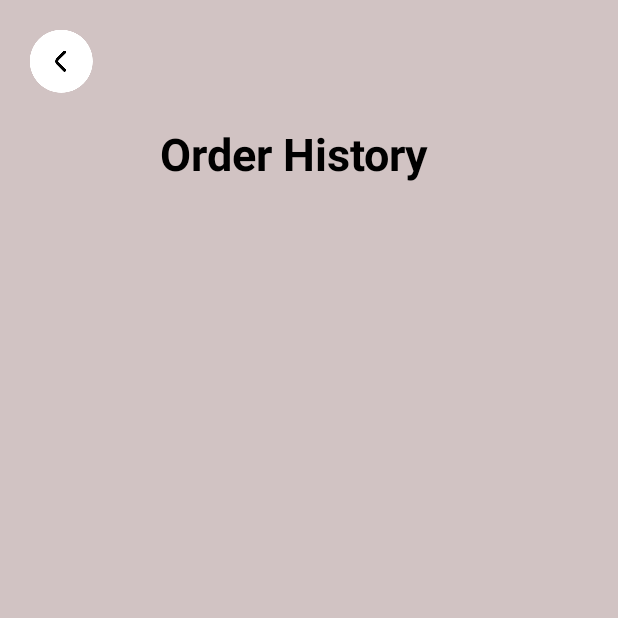
After one commit to longdh204/N1_Ung_Dung_Dat_Banh_Fpoly, an Android app: the OrderHistoryActivity screen opened directly, with no data from a screen before it, on a phone screen of 412 x 824 dp, the top half of it. The commit adds this screen. Run offline under Robolectric (Android 15) with nearby library versions, the phone set to English and light mode, and no system bars; our stand-ins replace Firebase (no records; nobody signed in at launch, a user with empty details on screens opened directly).

Commit message:
demo history and buy product dolong

```diff
--- a/app/build.gradle.kts
+++ b/app/build.gradle.kts
@@ -40,6 +40,8 @@ dependencies {
     implementation(libs.material)
     implementation(libs.activity)
     implementation(libs.constraintlayout)
+    implementation(libs.firebase.firestore)
+    implementation(libs.recyclerview)
     testImplementation(libs.junit)
     androidTestImplementation(libs.ext.junit)
     androidTestImplementation(libs.espresso.core)
--- a/app/src/main/java/com/example/dat_banh_fpoly/Activity/DetailActivity.java
+++ b/app/src/main/java/com/example/dat_banh_fpoly/Activity/DetailActivity.java
@@ -86,7 +86,7 @@ public class DetailActivity extends BaseActivity {
         });
 
         Glide.with(this)
-        .load(item.getSellerPic())
+                .load(item.getSellerPic())
                 .apply(new RequestOptions().transform(new CenterCrop()))
                 .into(binding.picSeller);
 
--- /dev/null
+++ b/app/src/main/java/com/example/dat_banh_fpoly/Activity/OrderHistoryActivity.java
@@ -0,0 +1,80 @@
+package com.example.dat_banh_fpoly.Activity;
+
+import android.content.Intent;
+import android.os.Bundle;
+import android.view.View;
+import android.widget.Toast;
+
+import androidx.annotation.NonNull;
+import androidx.appcompat.app.AppCompatActivity;
+import androidx.recyclerview.widget.LinearLayoutManager;
+import androidx.recyclerview.widget.RecyclerView;
+
+import com.example.dat_banh_fpoly.Adapter.OrderAdapter;
+import com.example.dat_banh_fpoly.Helper.ManagmentCart;
+import com.example.dat_banh_fpoly.Model.OrderModel;
+import com.example.dat_banh_fpoly.R;
+import com.example.dat_banh_fpoly.databinding.ActivityMainBinding;
+import com.google.firebase.auth.FirebaseAuth;
+import com.google.firebase.firestore.FirebaseFirestore;
+import com.google.firebase.firestore.QueryDocumentSnapshot;
+
+import java.util.ArrayList;
+import java.util.List;
+
+public class OrderHistoryActivity extends AppCompatActivity {
+
+    private RecyclerView recyclerView;
+    private OrderAdapter orderAdapter;
+    private List<OrderModel> orderList;
+    private FirebaseFirestore db;
+    private String userId;
+    private ActivityMainBinding binding;
+
+    @Override
+    protected void onCreate(Bundle savedInstanceState) {
+        super.onCreate(savedInstanceState);
+        setContentView(R.layout.activity_order_history);
+
+        recyclerView = findViewById(R.id.recyclerViewOrderHistory);
+        recyclerView.setLayoutManager(new LinearLayoutManager(this));
+
+        orderList = new ArrayList<>();
+        orderAdapter = new OrderAdapter(orderList);
+        recyclerView.setAdapter(orderAdapter);
+
+        db = FirebaseFirestore.getInstance();
+        userId = FirebaseAuth.getInstance().getCurrentUser().getUid();
+
+        loadOrderHistory();
+        // Xử lý nút "Back to Main"
+        findViewById(R.id.backhistory).setOnClickListener(new View.OnClickListener() {
+            @Override
+            public void onClick(View v) {
+                // Quay về Activity chính
+                Intent intent = new Intent(OrderHistoryActivity.this, MainActivity.class);
+                startActivity(intent);
+                finish();
+            }
+        });
+    }
+
+
+    private void loadOrderHistory() {
+        db.collection("orders")
+                .whereEqualTo("userId", userId)
+                .get()
+                .addOnCompleteListener(task -> {
+                    if (task.isSuccessful()) {
+                        orderList.clear();
+                        for (QueryDocumentSnapshot document : task.getResult()) {
+                            OrderModel order = document.toObject(OrderModel.class);
+                            orderList.add(order);
+                        }
+                        orderAdapter.notifyDataSetChanged();
+                    } else {
+                        Toast.makeText(this, "Không thể tải lịch sử đơn hàng.", Toast.LENGTH_SHORT).show();
+                    }
+                });
+    }
+}
--- /dev/null
+++ b/app/src/main/java/com/example/dat_banh_fpoly/Adapter/OrderAdapter.java
@@ -0,0 +1,52 @@
+package com.example.dat_banh_fpoly.Adapter;
+
+import android.view.LayoutInflater;
+import android.view.View;
+import android.view.ViewGroup;
+import android.widget.TextView;
+
+import androidx.annotation.NonNull;
+import androidx.recyclerview.widget.RecyclerView;
+
+import com.example.dat_banh_fpoly.Model.OrderModel;
+import com.example.dat_banh_fpoly.R;
+
+import java.util.List;
+
+public class OrderAdapter extends RecyclerView.Adapter<OrderAdapter.OrderViewHolder> {
+
+    private List<OrderModel> orderList;
+
+    public OrderAdapter(List<OrderModel> orderList) {
+        this.orderList = orderList;
+    }
+
+    @NonNull
+    @Override
+    public OrderViewHolder onCreateViewHolder(@NonNull ViewGroup parent, int viewType) {
+        View view = LayoutInflater.from(parent.getContext()).inflate(R.layout.item_order, parent, false);
+        return new OrderViewHolder(view);
+    }
+
+    @Override
+    public void onBindViewHolder(@NonNull OrderViewHolder holder, int position) {
+        OrderModel order = orderList.get(position);
+        holder.orderDate.setText("Order Date : "+order.getOrderDate());
+        holder.totalAmount.setText("Total Amount : $" + order.getTotalAmount());
+    }
+
+    @Override
+    public int getItemCount() {
+        return orderList.size();
+    }
+
+    static class OrderViewHolder extends RecyclerView.ViewHolder {
+        TextView orderDate, totalAmount;
+
+        public OrderViewHolder(@NonNull View itemView) {
+            super(itemView);
+            orderDate = itemView.findViewById(R.id.orderDate);
+            totalAmount = itemView.findViewById(R.id.totalAmount);
+        }
+    }
+}
--- a/app/src/main/java/com/example/dat_banh_fpoly/Model/IteamsModel.java
+++ b/app/src/main/java/com/example/dat_banh_fpoly/Model/IteamsModel.java
@@ -1,3 +1,4 @@
+
 package com.example.dat_banh_fpoly.Model;
 
 import java.io.Serializable;
--- a/app/src/main/res/layout/activity_card.xml
+++ b/app/src/main/res/layout/activity_card.xml
@@ -189,7 +189,7 @@
             </androidx.constraintlayout.widget.ConstraintLayout>
 
             <androidx.appcompat.widget.AppCompatButton
-                android:id="@+id/button2"
+                android:id="@+id/payButton"
                 android:background="@drawable/brown_bg"
                 style="@android:style/Widget.Button"
                 android:textColor="@color/white"
--- a/app/src/main/res/layout/activity_main.xml
+++ b/app/src/main/res/layout/activity_main.xml
@@ -333,6 +333,7 @@
         </LinearLayout>
 
         <LinearLayout
+            android:id="@+id/favoriteBtn"
             android:layout_width="0dp"
             android:layout_height="match_parent"
             android:layout_weight="0.2"
@@ -356,6 +357,7 @@
         </LinearLayout>
 
         <LinearLayout
+            android:id="@+id/myorderBtn"
             android:layout_width="0dp"
             android:layout_height="match_parent"
             android:layout_weight="0.2"
--- /dev/null
+++ b/app/src/main/res/layout/activity_order_history.xml
@@ -0,0 +1,33 @@
+<?xml version="1.0" encoding="utf-8"?>
+<LinearLayout xmlns:android="http://schemas.android.com/apk/res/android"
+    xmlns:app="http://schemas.android.com/apk/res-auto"
+    xmlns:tools="http://schemas.android.com/tools"
+    android:id="@+id/main"
+    android:layout_width="match_parent"
+    android:layout_height="match_parent"
+    tools:context=".Activity.OrderHistoryActivity"
+    android:orientation="vertical"
+    android:background="#D1C3C3">
+    <ImageView
+        android:id="@+id/backhistory"
+        android:layout_width="wrap_content"
+        android:layout_height="wrap_content"
+        android:background="@drawable/back"
+        android:layout_marginTop="20dp"
+        android:layout_marginLeft="20dp"/>
+    <TextView
+        android:layout_width="match_parent"
+        android:layout_height="wrap_content"
+        android:text="Order History"
+        android:textSize="30dp"
+        android:textStyle="bold"
+        android:textColor="@color/black"
+        android:gravity="center"
+        android:layout_marginTop="20dp"
+        android:layout_marginBottom="20dp"
+        android:layout_marginRight="20dp"/>
+    <androidx.recyclerview.widget.RecyclerView
+        android:id="@+id/recyclerViewOrderHistory"
+        android:layout_width="match_parent"
+        android:layout_height="match_parent" />
+</LinearLayout>
--- /dev/null
+++ b/app/src/main/res/layout/pay.xml
@@ -0,0 +1,6 @@
+<?xml version="1.0" encoding="utf-8"?>
+<androidx.constraintlayout.widget.ConstraintLayout xmlns:android="http://schemas.android.com/apk/res/android"
+    android:layout_width="match_parent"
+    android:layout_height="match_parent">
+
+</androidx.constraintlayout.widget.ConstraintLayout>
--- a/gradle/libs.versions.toml
+++ b/gradle/libs.versions.toml
@@ -9,6 +9,8 @@ activity = "1.9.3"
 constraintlayout = "2.1.4"
 googleGmsGoogleServices = "4.4.2"
 firebaseAuth = "23.1.0"
+firebaseFirestore = "25.1.1"
+recyclerview = "1.3.2"
 
 [libraries]
 junit = { group = "junit", name = "junit", version.ref = "junit" }
@@ -19,6 +21,8 @@ material = { group = "com.google.android.material", name = "material", version.r
 activity = { group = "androidx.activity", name = "activity", version.ref = "activity" }
 constraintlayout = { group = "androidx.constraintlayout", name = "constraintlayout", version.ref = "constraintlayout" }
 firebase-auth = { group = "com.google.firebase", name = "firebase-auth", version.ref = "firebaseAuth" }
+firebase-firestore = { group = "com.google.firebase", name = "firebase-firestore", version.ref = "firebaseFirestore" }
+recyclerview = { group = "androidx.recyclerview", name = "recyclerview", version.ref = "recyclerview" }
 
 [plugins]
 android-application = { id = "com.android.application", version.ref = "agp" }
```
Also changed, not shown: app/src/main/AndroidManifest.xml (+8 -2 lines), app/src/main/java/com/example/dat_banh_fpoly/Activity/CardActivity.java (+93 -1 lines), app/src/main/java/com/example/dat_banh_fpoly/Activity/MainActivity.java (+7 -0 lines), app/src/main/java/com/example/dat_banh_fpoly/Model/OrderModel.java (added, +54 -0 lines), app/src/main/res/layout/dialog_bank_info.xml (added, +31 -0 lines), app/src/main/res/layout/item_order.xml (added, +34 -0 lines).
